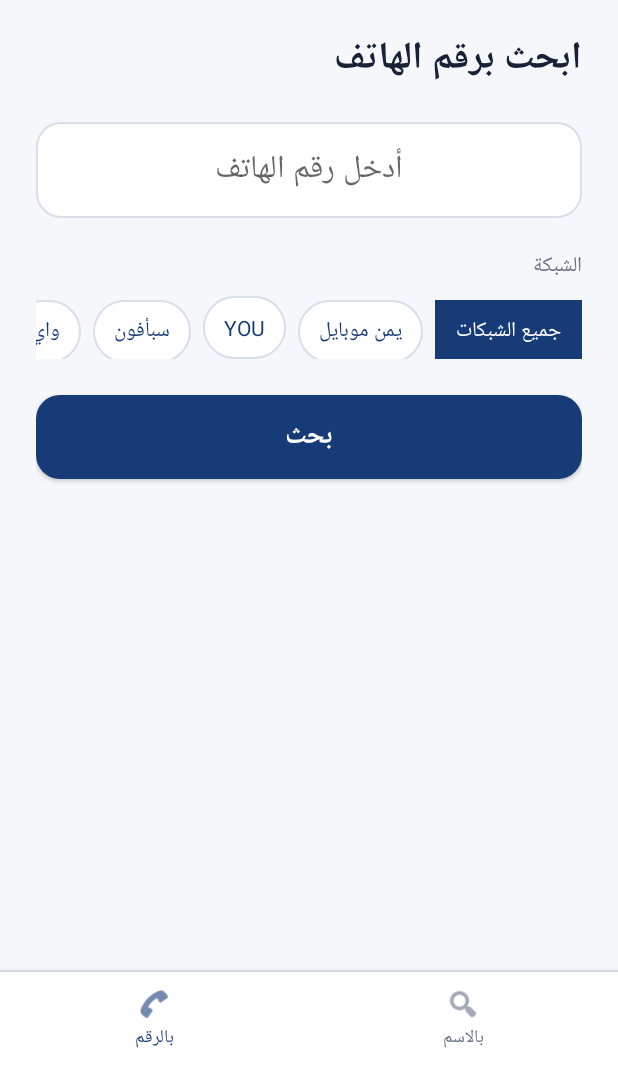
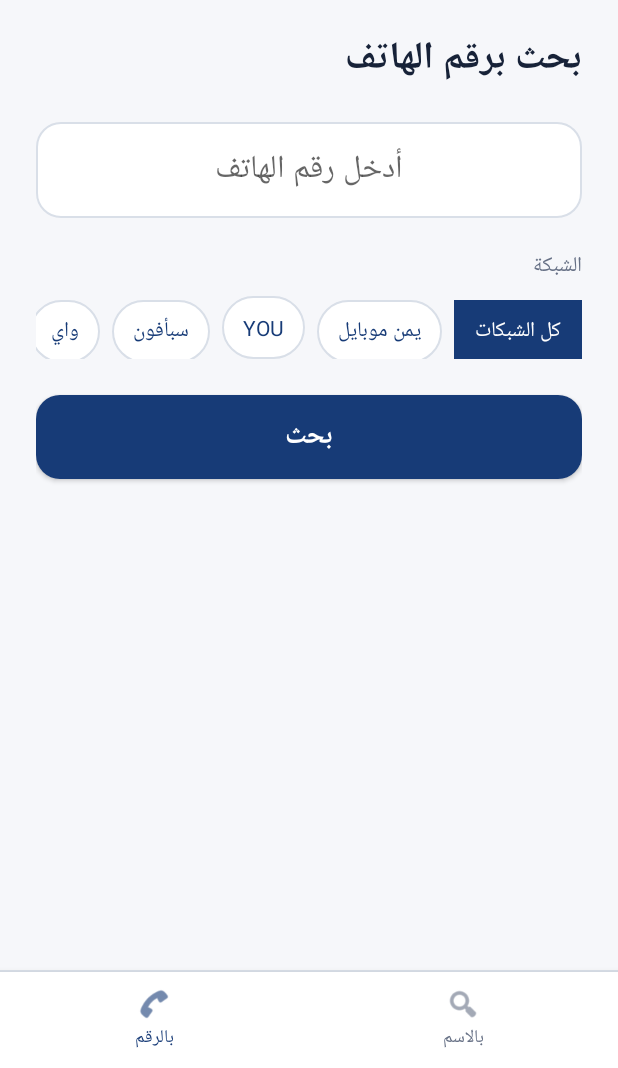
Before and after one commit to ahmed-mahson/who_is_that, an Android app: the screen it shows after launch (MainActivity), on a phone screen of 412 x 824 dp, the part 168-1236 px from its top. Run offline under Robolectric (Android 15) with nearby library versions, the phone set to English and light mode, and no system bars.

Commit message:
Apply who_is_that_android branding (colors/strings/themes)

```diff
--- a/app/src/main/res/values/colors.xml
+++ b/app/src/main/res/values/colors.xml
@@ -2,6 +2,7 @@
 <resources>
     <color name="brand_primary">#173B77</color>
     <color name="brand_primary_dark">#102B59</color>
+    <color name="brand_accent">#F5C842</color>
     <color name="carrier_yemen_mobile">#AE164D</color>
     <color name="carrier_you">#F5C842</color>
     <color name="carrier_sabafon">#1760B5</color>
--- a/app/src/main/res/values/strings.xml
+++ b/app/src/main/res/values/strings.xml
@@ -1,13 +1,13 @@
 <?xml version="1.0" encoding="utf-8"?>
 <resources>
-    <string name="app_name">من هو ذا؟</string>
-    <string name="search_phone_title">ابحث برقم الهاتف</string>
+    <string name="app_name">من هو هذا؟</string>
+    <string name="search_phone_title">بحث برقم الهاتف</string>
     <string name="search_name_title">بحث بالاسم</string>
     <string name="phone_hint">أدخل رقم الهاتف</string>
-    <string name="name_hint">اكتب الاسم</string>
+    <string name="name_hint">أدخل الاسم</string>
     <string name="network_label">الشبكة</string>
     <string name="search">بحث</string>
-    <string name="all_networks">جميع الشبكات</string>
+    <string name="all_networks">كل الشبكات</string>
     <string name="yemen_mobile">يمن موبايل</string>
     <string name="you">YOU</string>
     <string name="sabafon">سبأفون</string>
--- a/app/src/main/res/values/themes.xml
+++ b/app/src/main/res/values/themes.xml
@@ -4,8 +4,10 @@
         <item name="android:fontFamily">sans</item>
         <item name="android:colorAccent">@color/brand_primary</item>
         <item name="android:windowBackground">@color/surface</item>
-        <item name="android:statusBarColor">@color/brand_primary_dark</item>
+        <item name="android:statusBarColor">@color/surface</item>
+        <item name="android:windowLightStatusBar">true</item>
         <item name="android:navigationBarColor">@color/brand_primary_dark</item>
+        <item name="android:windowLightNavigationBar">false</item>
         <item name="android:windowActionModeOverlay">true</item>
     </style>
 
```
